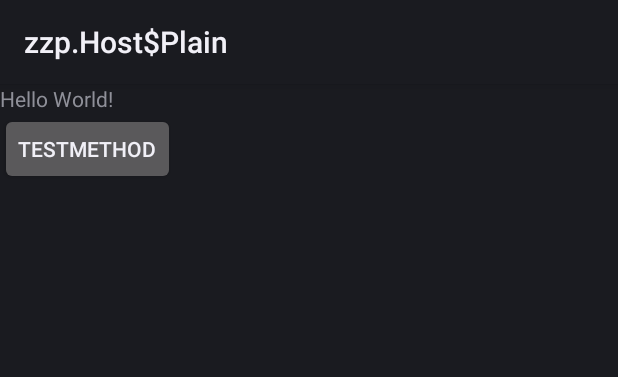
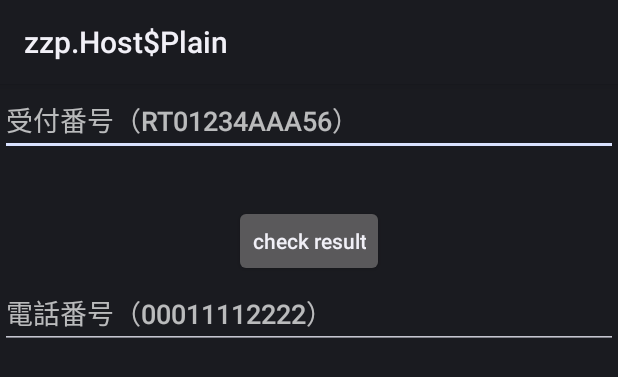
Before and after one commit to walk8243/ticket-result-android, an Android app: the layout activity_main.xml on its own in the app's theme, with its tools: preview values and no code run, on a phone screen of 412 x 824 dp. Shown: the top 377 px of the screen. Run offline under Robolectric (Android 15) with nearby library versions, the phone set to English and light mode, and no system bars.

Commit message:
単体のチケットの抽選結果を確認

```diff
--- a/main/src/main/res/layout/activity_main.xml
+++ b/main/src/main/res/layout/activity_main.xml
@@ -11,16 +11,53 @@
         android:layout_height="match_parent"
         android:orientation="vertical">
 
-        <TextView
+        <LinearLayout
+            android:id="@+id/receipts"
+            android:layout_width="match_parent"
+            android:layout_height="wrap_content"
+            android:orientation="vertical">
+
+            <LinearLayout
+                android:id="@+id/receipt1"
+                android:layout_width="match_parent"
+                android:layout_height="wrap_content"
+                android:layout_marginBottom="20px"
+                android:orientation="vertical">
+
+                <EditText
+                    android:id="@+id/receipt1_number"
+                    android:layout_width="match_parent"
+                    android:layout_height="wrap_content"
+                    android:autofillHints="RT01234AAA56"
+                    android:ems="10"
+                    android:hint="受付番号（RT01234AAA56）"
+                    android:inputType="text"
+                    android:tag="receipt_number" />
+
+                <TextView
+                    android:id="@+id/receipt1_result"
+                    android:layout_width="match_parent"
+                    android:layout_height="wrap_content" />
+            </LinearLayout>
+
+        </LinearLayout>
+
+        <Button
+            android:id="@+id/submit"
             android:layout_width="wrap_content"
             android:layout_height="wrap_content"
-            android:text="Hello World!" />
+            android:layout_gravity="center_horizontal"
+            android:text="check result"
+            android:textAllCaps="false" />
 
-        <Button
-            android:id="@+id/testMethod"
-            android:layout_width="wrap_content"
+        <EditText
+            android:id="@+id/phone_number"
+            android:layout_width="match_parent"
             android:layout_height="wrap_content"
-            android:text="testMethod" />
+            android:autofillHints="00011112222"
+            android:ems="10"
+            android:hint="電話番号（00011112222）"
+            android:inputType="phone" />
     </LinearLayout>
 
 </android.support.constraint.ConstraintLayout>
--- a/main/src/main/res/xml/network_security_config.xml
+++ b/main/src/main/res/xml/network_security_config.xml
@@ -1,8 +1,6 @@
 <?xml version="1.0" encoding="utf-8"?>
 <network-security-config>
     <domain-config cleartextTrafficPermitted="true">
-        <domain includeSubdomains="true">android.com</domain>
-        <domain includeSubdomains="true">qiita.com</domain>
         <domain includeSubdomains="true">tstar.jp</domain>
     </domain-config>
 </network-security-config>
```
Also changed, not shown: main/src/main/java/com/example/nobuyasu/ticketresultandroid/main/HttpRequest.java (+18 -26 lines), main/src/main/java/com/example/nobuyasu/ticketresultandroid/main/MainActivity.java (+63 -7 lines), 1 other file.
